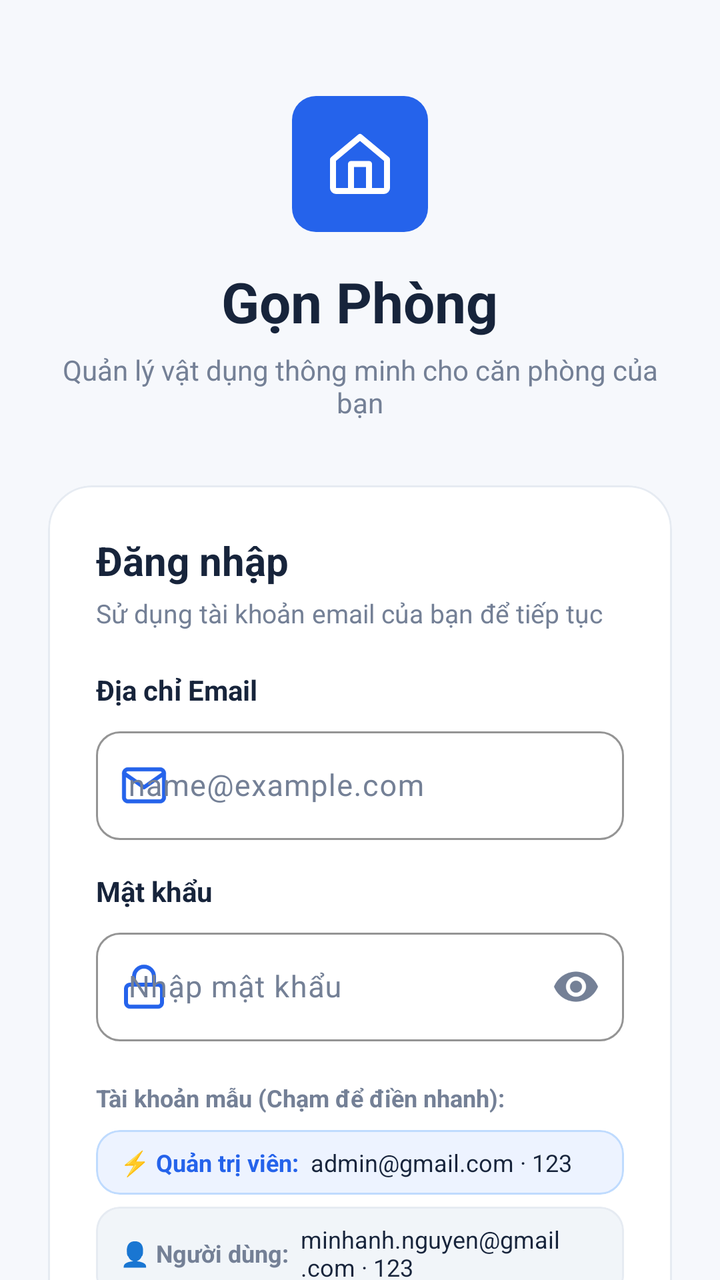
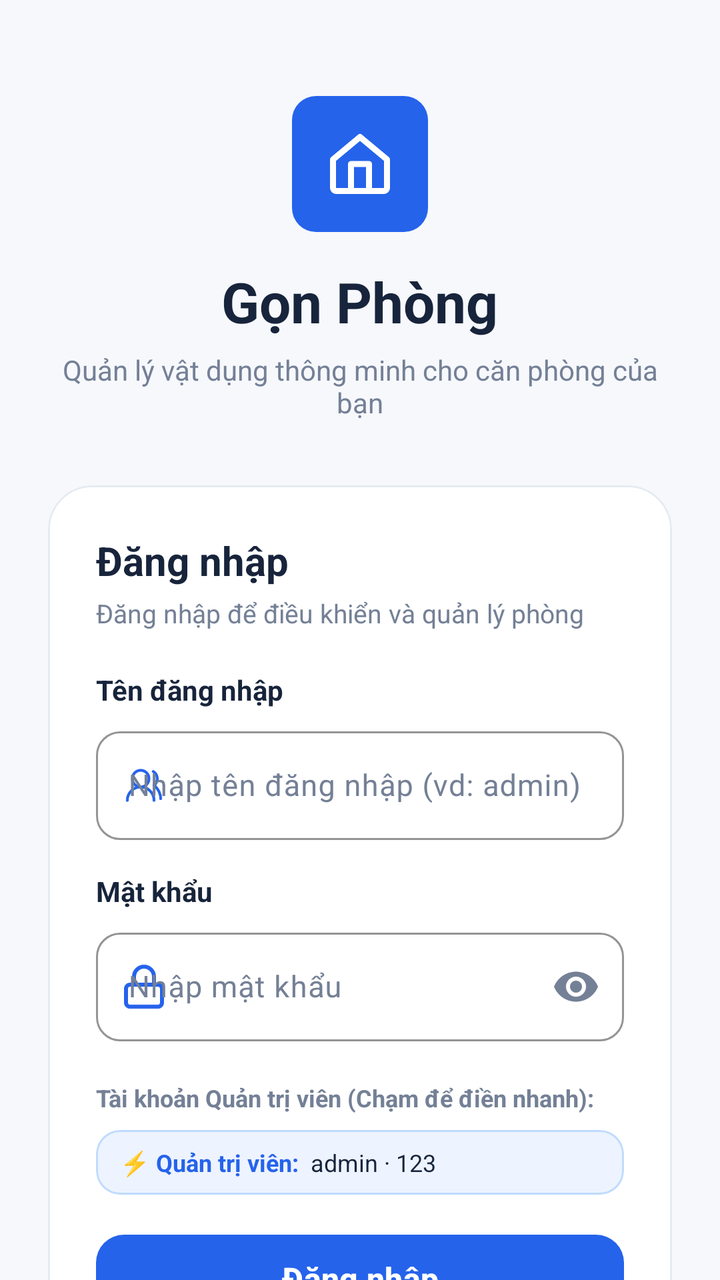

Screens rendered from an Android XML layout before and after an edit, with the pre-edit source and the edit as a unified diff.
<!-- AndroidManifest.xml: application theme Theme.DoAn20 -->
<!-- res/layout/fragment_login.xml -->
<?xml version="1.0" encoding="utf-8"?>
<androidx.core.widget.NestedScrollView
    xmlns:android="http://schemas.android.com/apk/res/android"
    xmlns:app="http://schemas.android.com/apk/res-auto"
    xmlns:tools="http://schemas.android.com/tools"
    android:layout_width="match_parent"
    android:layout_height="match_parent"
    android:background="@color/background"
    android:fillViewport="true">

    <LinearLayout
        android:layout_width="match_parent"
        android:layout_height="wrap_content"
        android:gravity="center_horizontal"
        android:orientation="vertical"
        android:paddingHorizontal="24dp"
        android:paddingTop="48dp"
        android:paddingBottom="40dp">

        
        <FrameLayout
            android:layout_width="68dp"
            android:layout_height="68dp"
            android:background="@drawable/bg_logo_square">

            <ImageView
                android:layout_width="36dp"
                android:layout_height="36dp"
                android:layout_gravity="center"
                android:src="@drawable/ic_home"
                app:tint="@color/white"
                android:contentDescription="@null" />
        </FrameLayout>

        <TextView
            android:layout_width="wrap_content"
            android:layout_height="wrap_content"
            android:layout_marginTop="16dp"
            android:text="Gọn Phòng"
            android:textColor="@color/text_primary"
            android:textSize="28sp"
            android:textStyle="bold" />

        <TextView
            android:layout_width="wrap_content"
            android:layout_height="wrap_content"
            android:layout_marginTop="6dp"
            android:gravity="center"
            android:text="Quản lý vật dụng thông minh cho căn phòng của bạn"
            android:textColor="@color/text_secondary"
            android:textSize="14sp" />

        
        <com.google.android.material.card.MaterialCardView
            android:layout_width="match_parent"
            android:layout_height="wrap_content"
            android:layout_marginTop="32dp"
            app:cardBackgroundColor="@color/surface"
            app:cardCornerRadius="22dp"
            app:cardElevation="0dp"
            app:strokeColor="@color/border"
            app:strokeWidth="1dp">

            <LinearLayout
                android:layout_width="match_parent"
                android:layout_height="wrap_content"
                android:orientation="vertical"
                android:padding="24dp">

                <TextView
                    android:layout_width="wrap_content"
                    android:layout_height="wrap_content"
                    android:text="Đăng nhập"
                    android:textColor="@color/text_primary"
                    android:textSize="20sp"
                    android:textStyle="bold" />

                <TextView
                    android:layout_width="wrap_content"
                    android:layout_height="wrap_content"
                    android:layout_marginTop="4dp"
                    android:text="Sử dụng tài khoản email của bạn để tiếp tục"
                    android:textColor="@color/text_secondary"
                    android:textSize="13sp" />

                
                <TextView
                    android:layout_width="wrap_content"
                    android:layout_height="wrap_content"
                    android:layout_marginTop="20dp"
                    android:layout_marginBottom="6dp"
                    android:text="Địa chỉ Email"
                    android:textColor="@color/text_primary"
                    android:textSize="14sp"
                    android:textStyle="bold" />

                <com.google.android.material.textfield.TextInputLayout
                    android:id="@+id/tilEmail"
                    style="@style/Widget.App.TextInputLayout"
                    android:layout_width="match_parent"
                    android:layout_height="wrap_content"
                    app:startIconDrawable="@drawable/ic_mail"
                    app:startIconTint="@color/primary_blue">

                    <com.google.android.material.textfield.TextInputEditText
                        android:id="@+id/etEmail"
                        android:layout_width="match_parent"
                        android:layout_height="wrap_content"
                        android:hint="name@example.com"
                        android:inputType="textEmailAddress"
                        android:textColor="@color/text_primary"
                        android:textSize="15sp" />
                </com.google.android.material.textfield.TextInputLayout>

                
                <TextView
                    android:layout_width="wrap_content"
                    android:layout_height="wrap_content"
                    android:layout_marginTop="16dp"
                    android:layout_marginBottom="6dp"
                    android:text="Mật khẩu"
                    android:textColor="@color/text_primary"
                    android:textSize="14sp"
                    android:textStyle="bold" />

                <com.google.android.material.textfield.TextInputLayout
                    android:id="@+id/tilPassword"
                    style="@style/Widget.App.TextInputLayout"
                    android:layout_width="match_parent"
                    android:layout_height="wrap_content"
                    app:endIconMode="password_toggle"
                    app:startIconDrawable="@drawable/ic_lock"
                    app:startIconTint="@color/primary_blue">

                    <com.google.android.material.textfield.TextInputEditText
                        android:id="@+id/etPassword"
                        android:layout_width="match_parent"
                        android:layout_height="wrap_content"
                        android:hint="Nhập mật khẩu"
                        android:inputType="textPassword"
                        android:textColor="@color/text_primary"
                        android:textSize="15sp" />
                </com.google.android.material.textfield.TextInputLayout>

                
                <TextView
                    android:layout_width="wrap_content"
                    android:layout_height="wrap_content"
                    android:layout_marginTop="20dp"
                    android:text="Tài khoản mẫu (Chạm để điền nhanh):"
                    android:textColor="@color/text_muted"
                    android:textSize="12sp"
                    android:textStyle="bold" />

                
                <com.google.android.material.card.MaterialCardView
                    android:id="@+id/cardQuickAdmin"
                    android:layout_width="match_parent"
                    android:layout_height="wrap_content"
                    android:layout_marginTop="8dp"
                    android:clickable="true"
                    android:focusable="true"
                    app:cardBackgroundColor="@color/primary_blue_container"
                    app:cardCornerRadius="12dp"
                    app:cardElevation="0dp"
                    app:strokeColor="#BFDBFE"
                    app:strokeWidth="1dp">

                    <LinearLayout
                        android:layout_width="match_parent"
                        android:layout_height="wrap_content"
                        android:gravity="center_vertical"
                        android:orientation="horizontal"
                        android:paddingHorizontal="12dp"
                        android:paddingVertical="8dp">

                        <TextView
                            android:layout_width="wrap_content"
                            android:layout_height="wrap_content"
                            android:text="⚡ Quản trị viên:"
                            android:textColor="@color/primary_blue"
                            android:textSize="12sp"
                            android:textStyle="bold" />

                        <TextView
                            android:layout_width="0dp"
                            android:layout_height="wrap_content"
                            android:layout_marginStart="6dp"
                            android:layout_weight="1"
                            android:text="admin@gmail.com · 123"
                            android:textColor="@color/text_primary"
                            android:textSize="12sp" />
                    </LinearLayout>
                </com.google.android.material.card.MaterialCardView>

                
                <com.google.android.material.card.MaterialCardView
                    android:id="@+id/cardQuickUser"
                    android:layout_width="match_parent"
                    android:layout_height="wrap_content"
                    android:layout_marginTop="6dp"
                    android:clickable="true"
                    android:focusable="true"
                    app:cardBackgroundColor="#F1F5F9"
                    app:cardCornerRadius="12dp"
                    app:cardElevation="0dp"
                    app:strokeColor="@color/border"
                    app:strokeWidth="1dp">

                    <LinearLayout
                        android:layout_width="match_parent"
                        android:layout_height="wrap_content"
                        android:gravity="center_vertical"
                        android:orientation="horizontal"
                        android:paddingHorizontal="12dp"
                        android:paddingVertical="8dp">

                        <TextView
                            android:layout_width="wrap_content"
                            android:layout_height="wrap_content"
                            android:text="👤 Người dùng:"
                            android:textColor="@color/text_secondary"
                            android:textSize="12sp"
                            android:textStyle="bold" />

                        <TextView
                            android:layout_width="0dp"
                            android:layout_height="wrap_content"
                            android:layout_marginStart="6dp"
                            android:layout_weight="1"
                            android:text="minhanh.nguyen@gmail.com · 123"
                            android:textColor="@color/text_primary"
                            android:textSize="12sp" />
                    </LinearLayout>
                </com.google.android.material.card.MaterialCardView>

                
                <com.google.android.material.button.MaterialButton
                    android:id="@+id/btnLogin"
                    style="@style/Widget.App.Button.Primary"
                    android:layout_width="match_parent"
                    android:layout_height="52dp"
                    android:layout_marginTop="24dp"
                    android:text="Đăng nhập"
                    android:textSize="16sp"
                    app:cornerRadius="14dp" />

            </LinearLayout>
        </com.google.android.material.card.MaterialCardView>

        
        <TextView
            android:layout_width="wrap_content"
            android:layout_height="wrap_content"
            android:layout_marginTop="32dp"
            android:text="Gọn Phòng · Phiên bản 1.0.0"
            android:textColor="@color/text_muted"
            android:textSize="12sp" />

    </LinearLayout>

</androidx.core.widget.NestedScrollView>
<!-- resources referenced by this layout -->
<resources>
  <color name="background">#F6F8FC</color>
  <color name="border">#E6EBF2</color>
  <color name="primary_blue">#2563EB</color>
  <color name="primary_blue_container">#EDF3FF</color>
  <color name="surface">#FFFFFF</color>
  <color name="text_muted">#748096</color>
  <color name="text_primary">#17243B</color>
  <color name="text_secondary">#748096</color>
  <color name="white">#FFFFFF</color>
  <!-- drawable bg_logo_square (drawable) -->
  <?xml version="1.0" encoding="utf-8"?>
  <shape xmlns:android="http://schemas.android.com/apk/res/android"
      android:shape="rectangle">
      <solid android:color="@color/primary_blue" />
      <corners android:radius="12dp" />
  </shape>
  <!-- drawable ic_mail (drawable) -->
  <vector xmlns:android="http://schemas.android.com/apk/res/android"
      android:width="24dp"
      android:height="24dp"
      android:viewportWidth="24"
      android:viewportHeight="24">
      <path
          android:fillColor="#00000000"
          android:strokeColor="#64748B"
          android:strokeWidth="2"
          android:strokeLineCap="round"
          android:strokeLineJoin="round"
          android:pathData="M4,4h16c1.1,0 2,0.9 2,2v12c0,1.1 -0.9,2 -2,2H4c-1.1,0 -2,-0.9 -2,-2V6c0,-1.1 0.9,-2 2,-2z" />
      <path
          android:fillColor="#00000000"
          android:strokeColor="#64748B"
          android:strokeWidth="2"
          android:strokeLineCap="round"
          android:strokeLineJoin="round"
          android:pathData="M22,6L12,13L2,6" />
  </vector>
  <style name="Widget.App.Button.Primary" parent="Widget.Material3.Button">
          <item name="android:minHeight">@dimen/button_height</item>
          <item name="backgroundTint">@color/primary_blue</item>
          <item name="android:textColor">@color/white</item>
          <item name="android:textStyle">bold</item>
          <item name="cornerRadius">@dimen/radius_medium</item>
          <item name="elevation">0dp</item>
      </style>
  <style name="Widget.App.TextInputLayout" parent="Widget.Material3.TextInputLayout.OutlinedBox">
          <item name="boxStrokeColor">@color/primary_blue</item>
          <item name="boxStrokeWidth">1dp</item>
          <item name="boxStrokeWidthFocused">2dp</item>
          <item name="boxCornerRadiusTopStart">@dimen/radius_medium</item>
          <item name="boxCornerRadiusTopEnd">@dimen/radius_medium</item>
          <item name="boxCornerRadiusBottomStart">@dimen/radius_medium</item>
          <item name="boxCornerRadiusBottomEnd">@dimen/radius_medium</item>
          <item name="hintTextColor">@color/text_secondary</item>
          <item name="android:textColorHint">@color/text_muted</item>
      </style>
  <dimen name="button_height">50dp</dimen>
  <dimen name="radius_medium">12dp</dimen>
  <color name="primary_blue_dark">#1D4ED8</color>
  <color name="surface_variant">#F1F5F9</color>
  <color name="border_light">#E6EBF2</color>
  <style name="ShapeAppearance.App.SmallComponent" parent="ShapeAppearance.Material3.SmallComponent">
          <item name="cornerSize">@dimen/radius_small</item>
      </style>
  <style name="ShapeAppearance.App.MediumComponent" parent="ShapeAppearance.Material3.MediumComponent">
          <item name="cornerSize">@dimen/radius_medium</item>
      </style>
  <style name="ShapeAppearance.App.LargeComponent" parent="ShapeAppearance.Material3.LargeComponent">
          <item name="cornerSize">@dimen/radius_large</item>
      </style>
  <dimen name="radius_small">8dp</dimen>
  <dimen name="radius_large">16dp</dimen>
  <!-- unchanged entries left out for length: 3 -->
</resources>

<!-- the commit's change to res/layout/fragment_login.xml (unified diff, before → after) -->
@@ -79,7 +79,7 @@
                     android:layout_width="wrap_content"
                     android:layout_height="wrap_content"
                     android:layout_marginTop="4dp"
-                    android:text="Sử dụng tài khoản email của bạn để tiếp tục"
+                    android:text="Đăng nhập để điều khiển và quản lý phòng"
                     android:textColor="@color/text_secondary"
                     android:textSize="13sp" />
 
@@ -89,25 +89,25 @@
                     android:layout_height="wrap_content"
                     android:layout_marginTop="20dp"
                     android:layout_marginBottom="6dp"
-                    android:text="Địa chỉ Email"
+                    android:text="Tên đăng nhập"
                     android:textColor="@color/text_primary"
                     android:textSize="14sp"
                     android:textStyle="bold" />
 
                 <com.google.android.material.textfield.TextInputLayout
-                    android:id="@+id/tilEmail"
+                    android:id="@+id/tilUsername"
                     style="@style/Widget.App.TextInputLayout"
                     android:layout_width="match_parent"
                     android:layout_height="wrap_content"
-                    app:startIconDrawable="@drawable/ic_mail"
+                    app:startIconDrawable="@drawable/ic_users_round"
                     app:startIconTint="@color/primary_blue">
 
                     <com.google.android.material.textfield.TextInputEditText
-                        android:id="@+id/etEmail"
+                        android:id="@+id/etUsername"
                         android:layout_width="match_parent"
                         android:layout_height="wrap_content"
-                        android:hint="name@example.com"
-                        android:inputType="textEmailAddress"
+                        android:hint="Nhập tên đăng nhập (vd: admin)"
+                        android:inputType="text"
                         android:textColor="@color/text_primary"
                         android:textSize="15sp" />
                 </com.google.android.material.textfield.TextInputLayout>
@@ -147,7 +147,7 @@
                     android:layout_width="wrap_content"
                     android:layout_height="wrap_content"
                     android:layout_marginTop="20dp"
-                    android:text="Tài khoản mẫu (Chạm để điền nhanh):"
+                    android:text="Tài khoản Quản trị viên (Chạm để điền nhanh):"
                     android:textColor="@color/text_muted"
                     android:textSize="12sp"
                     android:textStyle="bold" />
@@ -187,52 +187,21 @@
                             android:layout_height="wrap_content"
                             android:layout_marginStart="6dp"
                             android:layout_weight="1"
-                            android:text="admin@gmail.com · 123"
+                            android:text="admin · 123"
                             android:textColor="@color/text_primary"
                             android:textSize="12sp" />
                     </LinearLayout>
                 </com.google.android.material.card.MaterialCardView>
 
                 
-                <com.google.android.material.card.MaterialCardView
-                    android:id="@+id/cardQuickUser"
-                    android:layout_width="match_parent"
-                    android:layout_height="wrap_content"
-                    android:layout_marginTop="6dp"
-                    android:clickable="true"
-                    android:focusable="true"
-                    app:cardBackgroundColor="#F1F5F9"
-                    app:cardCornerRadius="12dp"
-                    app:cardElevation="0dp"
-                    app:strokeColor="@color/border"
-                    app:strokeWidth="1dp">
-
-                    <LinearLayout
-                        android:layout_width="match_parent"
-                        android:layout_height="wrap_content"
-                        android:gravity="center_vertical"
-                        android:orientation="horizontal"
-                        android:paddingHorizontal="12dp"
-                        android:paddingVertical="8dp">
-
-                        <TextView
-                            android:layout_width="wrap_content"
-                            android:layout_height="wrap_content"
-                            android:text="👤 Người dùng:"
-                            android:textColor="@color/text_secondary"
-                            android:textSize="12sp"
-                            android:textStyle="bold" />
-
-                        <TextView
-                            android:layout_width="0dp"
-                            android:layout_height="wrap_content"
-                            android:layout_marginStart="6dp"
-                            android:layout_weight="1"
-                            android:text="minhanh.nguyen@gmail.com · 123"
-                            android:textColor="@color/text_primary"
-                            android:textSize="12sp" />
-                    </LinearLayout>
-                </com.google.android.material.card.MaterialCardView>
+                <ProgressBar
+                    android:id="@+id/progressBarLogin"
+                    android:layout_width="wrap_content"
+                    android:layout_height="wrap_content"
+                    android:layout_gravity="center"
+                    android:layout_marginTop="16dp"
+                    android:indeterminateTint="@color/primary_blue"
+                    android:visibility="gone" />
 
                 
                 <com.google.android.material.button.MaterialButton
@@ -240,10 +209,37 @@
                     style="@style/Widget.App.Button.Primary"
                     android:layout_width="match_parent"
                     android:layout_height="52dp"
-                    android:layout_marginTop="24dp"
+                    android:layout_marginTop="16dp"
                     android:text="Đăng nhập"
                     android:textSize="16sp"
                     app:cornerRadius="14dp" />
+
+                
+                <LinearLayout
+                    android:layout_width="wrap_content"
+                    android:layout_height="wrap_content"
+                    android:layout_gravity="center_horizontal"
+                    android:layout_marginTop="16dp"
+                    android:orientation="horizontal">
+
+                    <TextView
+                        android:layout_width="wrap_content"
+                        android:layout_height="wrap_content"
+                        android:text="Chưa có tài khoản? "
+                        android:textColor="@color/text_secondary"
+                        android:textSize="14sp" />
+
+                    <TextView
+                        android:id="@+id/tvGoToRegister"
+                        android:layout_width="wrap_content"
+                        android:layout_height="wrap_content"
+                        android:clickable="true"
+                        android:focusable="true"
+                        android:text="Đăng ký ngay"
+                        android:textColor="@color/primary_blue"
+                        android:textSize="14sp"
+                        android:textStyle="bold" />
+                </LinearLayout>
 
             </LinearLayout>
         </com.google.android.material.card.MaterialCardView>
<!-- resource entries referenced after the edit -->
@@ -16,26 +16,19 @@
       <solid android:color="@color/primary_blue" />
       <corners android:radius="12dp" />
   </shape>
-  <!-- drawable ic_mail (drawable) -->
+  <!-- drawable ic_users_round (drawable) -->
+  <?xml version="1.0" encoding="utf-8"?>
   <vector xmlns:android="http://schemas.android.com/apk/res/android"
-      android:width="24dp"
-      android:height="24dp"
-      android:viewportWidth="24"
-      android:viewportHeight="24">
+      android:width="20dp"
+      android:height="20dp"
+      android:viewportWidth="36"
+      android:viewportHeight="36">
       <path
-          android:fillColor="#00000000"
-          android:strokeColor="#64748B"
-          android:strokeWidth="2"
+          android:strokeColor="#FFFFFF"
+          android:strokeWidth="2.5"
           android:strokeLineCap="round"
           android:strokeLineJoin="round"
-          android:pathData="M4,4h16c1.1,0 2,0.9 2,2v12c0,1.1 -0.9,2 -2,2H4c-1.1,0 -2,-0.9 -2,-2V6c0,-1.1 0.9,-2 2,-2z" />
-      <path
-          android:fillColor="#00000000"
-          android:strokeColor="#64748B"
-          android:strokeWidth="2"
-          android:strokeLineCap="round"
-          android:strokeLineJoin="round"
-          android:pathData="M22,6L12,13L2,6" />
+          android:pathData="M27,31.5 C27,28.32 25.74,25.27 23.49,23.01 C21.24,20.76 18.18,19.5 15,19.5 C11.82,19.5 8.76,20.76 6.51,23.01 C4.26,25.27 3,28.32 3,31.5 M15,19.5 C19.14,19.5 22.5,16.14 22.5,12 C22.5,7.86 19.14,4.5 15,4.5 C10.86,4.5 7.5,7.86 7.5,12 C7.5,16.14 10.86,19.5 15,19.5 Z M33,30 C33,24.95 30,20.25 27,18 C28,17.26 28.78,16.29 29.3,15.17 C29.82,14.05 30.06,12.83 29.99,11.6 C29.92,10.36 29.55,9.17 28.91,8.11 C28.28,7.06 27.39,6.18 26.33,5.55" />
   </vector>
   <style name="Widget.App.Button.Primary" parent="Widget.Material3.Button">
           <item name="android:minHeight">@dimen/button_height</item>
